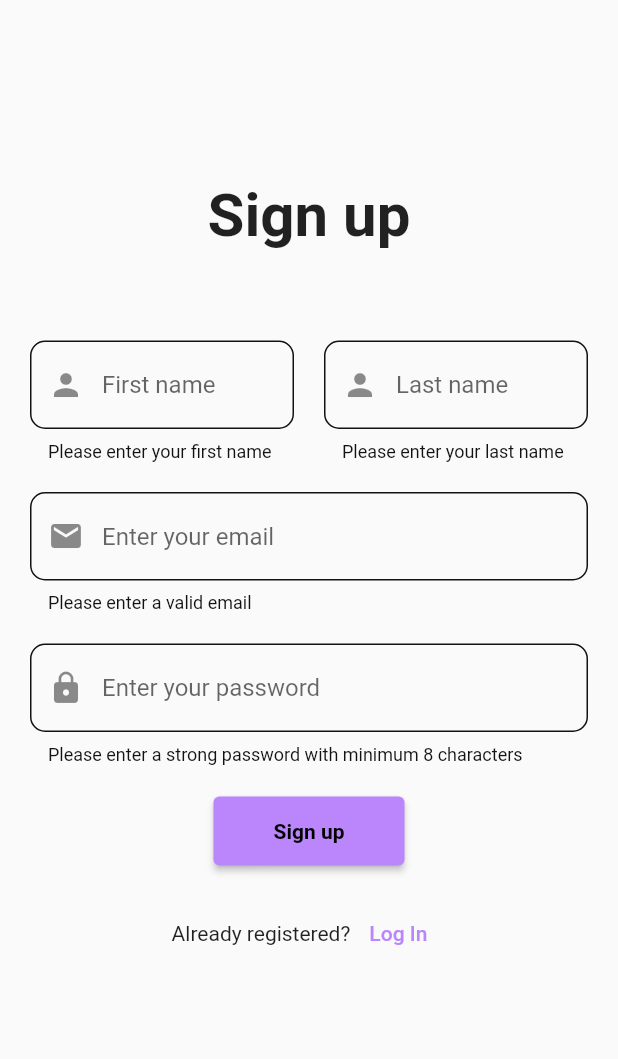
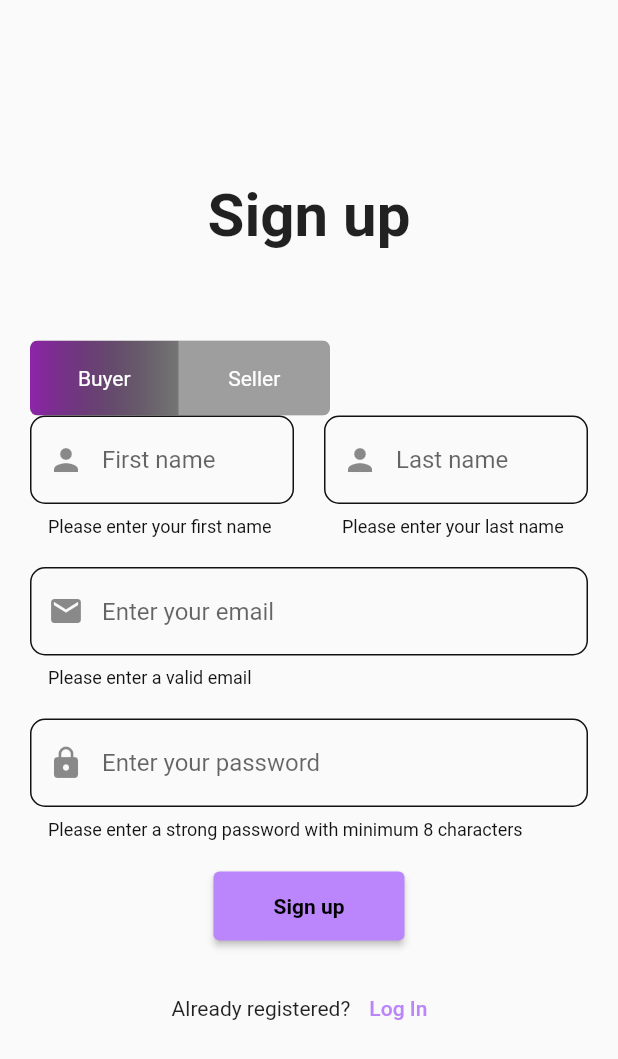
Before and after one commit to ellie-aluge/MasterReads, a Flutter app: the RegisterPage screen opened by its route, after a tap on "Sign up", on a phone screen of 412 x 824 dp. Shown: the top 1059 px of the screen. Run offline on Flutter 3.47's test engine with Material 2 defaults, Android fonts, the light colour scheme and no system bars; drawn by our look-alikes of toggle_switch; our stand-ins replace cloud_firestore, email_validator, firebase_auth, firebase_core, fluttertoast, google_sign_in and 1 more; missing offline and left inert: dart:ffi; accounts and stored records are empty; Roboto replaces fonts that are missing (Poppins).

Commit message:
Addition of buyer and seller roles to sign up page and back end

```diff
--- a/lib/models/users.dart
+++ b/lib/models/users.dart
@@ -7,8 +7,9 @@ class eUserModel {
   String? email;
   String? firstName;
   String? secondName;
+  String? role;
 
-  eUserModel({this.uid, this.email, this.firstName, this.secondName});
+  eUserModel({this.role, this.uid, this.email, this.firstName, this.secondName});
 
   // receiving data from server
   factory eUserModel.fromMap(map) {
@@ -17,6 +18,7 @@ class eUserModel {
       email: map['email'],
       firstName: map['firstName'],
       secondName: map['secondName'],
+      role: map['role'],
     );
   }
 
@@ -27,6 +29,7 @@ class eUserModel {
       'email': email,
       'firstName': firstName,
       'secondName': secondName,
+      'role' : role,
     };
   }
 }
--- a/lib/views/signUp/register_screen.dart
+++ b/lib/views/signUp/register_screen.dart
@@ -7,7 +7,7 @@ import 'package:masterreads/routes/routes.dart';
 import 'package:firebase_auth/firebase_auth.dart';
 import 'package:masterreads/views/home/welcomePage.dart';
 import 'package:masterreads/views/user/profilePage.dart';
-
+import 'package:toggle_switch/toggle_switch.dart';
 class RegisterPage extends StatefulWidget {
   const RegisterPage({Key? key, required this.title}) : super(key: key);
   final String title;
@@ -22,9 +22,11 @@ class _RegisterPageState extends State<RegisterPage> {
   final auth = FirebaseAuth.instance;
   final firstNameControl = TextEditingController();
   final secondNameControl = TextEditingController();
+  // final roleControl= B
   final AuthService _auth = AuthService(FirebaseAuth.instance);
   String email = '';
   String password = '';
+  String role= 'buyer';
 
   @override
   Widget build(BuildContext context) {
@@ -51,11 +53,62 @@ class _RegisterPageState extends State<RegisterPage> {
                 height: 60,
               ),
               Form(
+
                 key: _formKey,
+
                 child: Column(
+
                   children: [
                     Row(
+                     children: [
+                       Container(
+                         width:200.0,
+
+                      child: Expanded(
+                         child:
+                         ToggleSwitch(
+                           minWidth: 99.0,
+                           minHeight: 50.0,
+                           initialLabelIndex: 0,
+                           cornerRadius: 5.0,
+                           activeFgColor: Colors.white,
+                           inactiveBgColor: Colors.grey,
+                           inactiveFgColor: Colors.white,
+                           activeBgColor: [Colors.purple],
+                           totalSwitches: 2,
+                           labels: ['Buyer', 'Seller'],
+
+                           activeBgColors: [[Colors.purple.shade600, Colors.black26], [Colors.purple, Colors.orange]],
+                           animate: true, // with just animate set to true, default curve = Curves.easeIn
+                           curve: Curves.bounceInOut, // animate must be set to true when using custom curve
+                           onToggle: (index) {
+                             // var textFieldController;
+                             final List<bool> isSelected;
+                             isSelected = [true, false];
+                             // textFieldController.text = isSelected;
+                              // role= inde;
+                             if(index==0)
+                               {
+                                 role='buyer';
+                               }
+
+                             else
+                               {
+                                 role='seller';
+                               }
+
+                              print (role);
+
+                             print('switched to: $index');
+                           },
+                         ),
+                       ),
+                       ),
+                     ],
+                    ),
+                    Row(
                       children: [
+
                         Expanded(
                           child: TextFormField(
                             controller: firstNameControl,
@@ -155,7 +208,7 @@ class _RegisterPageState extends State<RegisterPage> {
                       onPressed: () async {
                         if (_formKey.currentState!.validate()) {
                           dynamic result = await _auth.RegisterWithEmail(email,
-                              password, firstNameControl, secondNameControl);
+                              password, firstNameControl, secondNameControl, role);
                           if (result == null) {
                             showDialog(
                               context: context,
--- a/pubspec.yaml
+++ b/pubspec.yaml
@@ -62,6 +62,7 @@ dependencies:
   fluttertoast: ^8.0.9
   google_sign_in: ^5.3.1
   provider: ^6.0.2
+  toggle_switch: ^2.0.1
 
 dev_dependencies:
   flutter_test:
```
Also changed, not shown: lib/Service/authentication.dart (+4 -3 lines), pubspec.lock.
